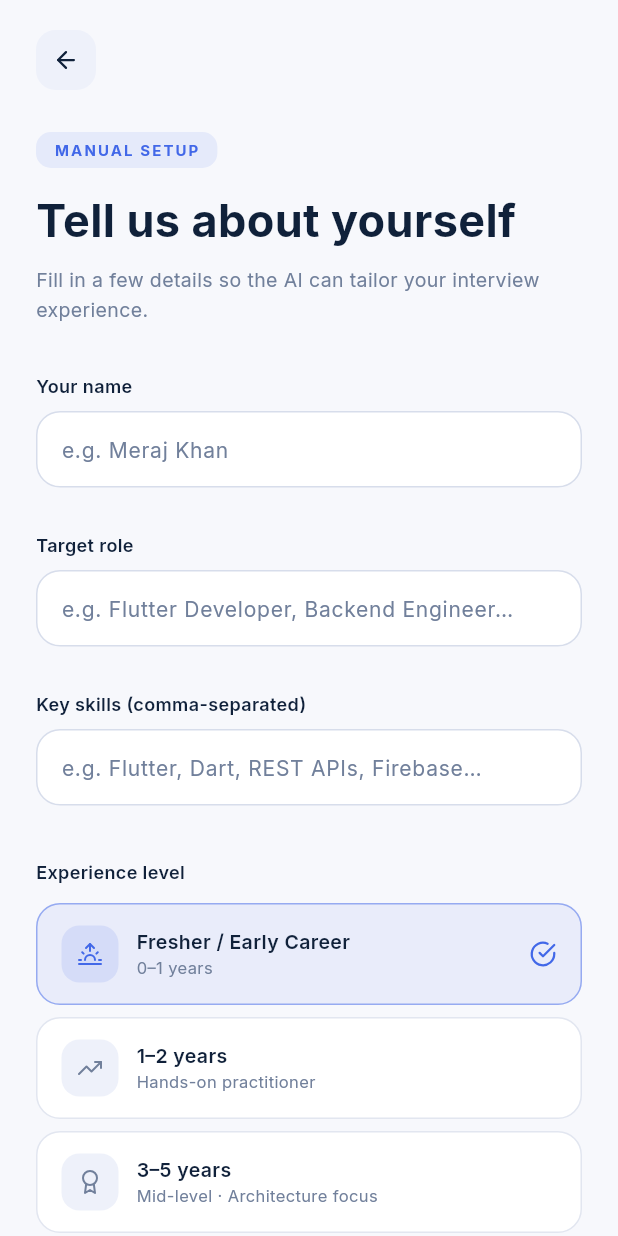
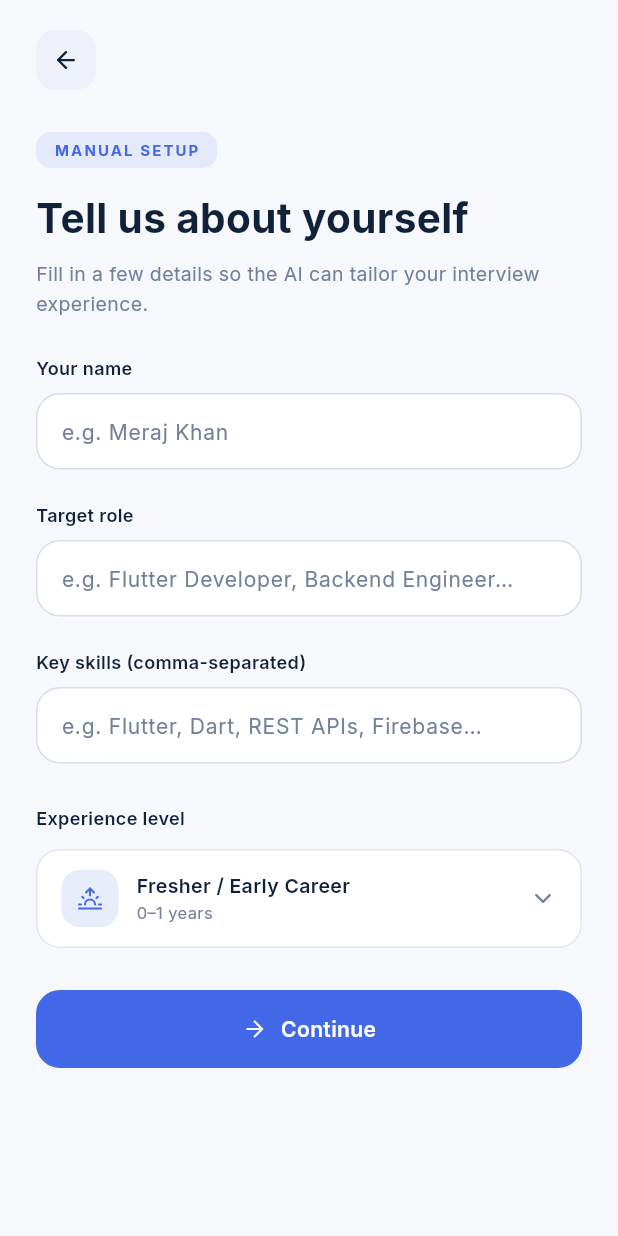
Before and after one commit to meraj15/AI-Mock-Interview, a Flutter app: the ManualProfilePage screen opened directly, on a phone screen of 412 x 824 dp. Run offline on Flutter 3.47's test engine with Material 3 defaults, Android fonts, the light colour scheme and no system bars; our stand-ins replace feather_icons, file_picker, google_fonts, shared_preferences; accounts and stored records are empty.

Commit message:
feat: Refactor experience selection to use a dropdown menu and adjust layout spacing

```diff
--- a/lib/features/onboarding/presentation/pages/manual_profile_page.dart
+++ b/lib/features/onboarding/presentation/pages/manual_profile_page.dart
@@ -154,7 +154,7 @@ class _ManualProfilePageState extends State<ManualProfilePage> {
               const SizedBox(height: 14),
               Text(
                 'Tell us about yourself',
-                style: AppTypography.bold(30, color: colors.foreground),
+                style: AppTypography.bold(27, color: colors.foreground),
               ),
               const SizedBox(height: 8),
               Text(
@@ -166,7 +166,7 @@ class _ManualProfilePageState extends State<ManualProfilePage> {
                 ),
               ),
 
-              const SizedBox(height: 32),
+              const SizedBox(height: 24),
 
               // Name field
               Text(
@@ -179,7 +179,7 @@ class _ManualProfilePageState extends State<ManualProfilePage> {
                 placeholder: 'e.g. Meraj Khan',
               ),
 
-              const SizedBox(height: 18),
+              const SizedBox(height: 10),
 
               // Role field
               Text(
@@ -192,7 +192,7 @@ class _ManualProfilePageState extends State<ManualProfilePage> {
                 placeholder: 'e.g. Flutter Developer, Backend Engineer…',
               ),
 
-              const SizedBox(height: 18),
+              const SizedBox(height: 10),
 
               // Skills field
               Text(
@@ -205,7 +205,7 @@ class _ManualProfilePageState extends State<ManualProfilePage> {
                 placeholder: 'e.g. Flutter, Dart, REST APIs, Firebase…',
               ),
 
-              const SizedBox(height: 24),
+              const SizedBox(height: 16),
 
               // Experience level
               Text(
@@ -213,58 +213,70 @@ class _ManualProfilePageState extends State<ManualProfilePage> {
                 style: AppTypography.semiBold(12, color: colors.foreground),
               ),
               const SizedBox(height: 12),
+              _buildExperienceDropdown(colors),
 
-              ..._experienceOptions.map((opt) {
-                final label = opt['label'] as String;
-                final detail = opt['detail'] as String;
-                final icon = opt['icon'] as IconData;
-                final isSelected = _selectedExperience == label;
+              const SizedBox(height: 28),
 
-                return Padding(
-                  padding: const EdgeInsets.only(bottom: 8.0),
-                  child: Material(
-                    color: Colors.transparent,
-                    child: InkWell(
-                      onTap: () => setState(() => _selectedExperience = label),
-                      borderRadius: BorderRadius.circular(16),
-                      child: Ink(
-                        padding: const EdgeInsets.symmetric(
-                          horizontal: 16,
-                          vertical: 14,
+              AppButton(
+                label: 'Continue',
+                icon: FeatherIcons.arrowRight,
+                isLoading: _isSubmitting,
+                onPress: _submit,
               ),
-                        decoration: BoxDecoration(
-                          color: isSelected
-                              ? colors.primary.withValues(alpha: 0.08)
-                              : colors.card,
-                          borderRadius: BorderRadius.circular(16),
-                          border: Border.all(
-                            color: isSelected
-                                ? colors.primary.withValues(alpha: 0.5)
-                                : colors.border,
+
+              const SizedBox(height: 32),
+            ],
           ),
         ),
+      ),
+    );
+  }
+
+  Widget _buildExperienceDropdown(AppColorScheme colors) {
+    final selectedOption = _experienceOptions.firstWhere(
+      (option) => option['label'] == _selectedExperience,
+    );
+    final selectedIcon = selectedOption['icon'] as IconData;
+    final selectedDetail = selectedOption['detail'] as String;
+
+    return PopupMenuButton<String>(
+      onSelected: (value) => setState(() => _selectedExperience = value),
+      offset: const Offset(0, 56),
+      color: colors.card,
+      elevation: 8,
+      shape: RoundedRectangleBorder(borderRadius: BorderRadius.circular(16)),
+      padding: EdgeInsets.zero,
+      constraints: const BoxConstraints(minWidth: 280),
+      itemBuilder: (context) => _experienceOptions.map((option) {
+        final label = option['label'] as String;
+        final detail = option['detail'] as String;
+        final icon = option['icon'] as IconData;
+        final isSelected = label == _selectedExperience;
+
+        return PopupMenuItem<String>(
+          value: label,
+          height: 68,
           child: Row(
             children: [
               Container(
-                              width: 38,
-                              height: 38,
+                width: 36,
+                height: 36,
                 decoration: BoxDecoration(
                   color: isSelected
                       ? colors.primary.withValues(alpha: 0.12)
                       : colors.secondary,
-                                borderRadius: BorderRadius.circular(12),
+                  borderRadius: BorderRadius.circular(11),
                 ),
                 child: Icon(
                   icon,
                   size: 16,
-                                color: isSelected
-                                    ? colors.primary
-                                    : colors.mutedForeground,
+                  color: isSelected ? colors.primary : colors.mutedForeground,
                 ),
               ),
               const SizedBox(width: 12),
               Expanded(
                 child: Column(
+                  mainAxisAlignment: MainAxisAlignment.center,
                   crossAxisAlignment: CrossAxisAlignment.start,
                   children: [
                     Text(
@@ -285,31 +297,55 @@ class _ManualProfilePageState extends State<ManualProfilePage> {
                 ),
               ),
               if (isSelected)
-                              Icon(
-                                FeatherIcons.checkCircle,
-                                size: 18,
-                                color: colors.primary,
+                Icon(FeatherIcons.check, size: 17, color: colors.primary),
+            ],
+          ),
+        );
+      }).toList(),
+      child: Container(
+        width: double.infinity,
+        padding: const EdgeInsets.symmetric(horizontal: 16, vertical: 13),
+        decoration: BoxDecoration(
+          color: colors.card,
+          borderRadius: BorderRadius.circular(16),
+          border: Border.all(color: colors.border),
+        ),
+        child: Row(
+          children: [
+            Container(
+              width: 38,
+              height: 38,
+              decoration: BoxDecoration(
+                color: colors.primary.withValues(alpha: 0.12),
+                borderRadius: BorderRadius.circular(12),
+              ),
+              child: Icon(selectedIcon, size: 16, color: colors.primary),
+            ),
+            const SizedBox(width: 12),
+            Expanded(
+              child: Column(
+                crossAxisAlignment: CrossAxisAlignment.start,
+                children: [
+                  Text(
+                    _selectedExperience,
+                    style: AppTypography.semiBold(13, color: colors.foreground),
+                  ),
+                  Text(
+                    selectedDetail,
+                    style: AppTypography.regular(
+                      11,
+                      color: colors.mutedForeground,
+                    ),
                   ),
                 ],
               ),
             ),
+            Icon(
+              FeatherIcons.chevronDown,
+              size: 18,
+              color: colors.mutedForeground,
             ),
-                  ),
-                );
-              }),
-
-              const SizedBox(height: 28),
-
-              AppButton(
-                label: 'Continue',
-                icon: FeatherIcons.arrowRight,
-                isLoading: _isSubmitting,
-                onPress: _submit,
-              ),
-
-              const SizedBox(height: 32),
           ],
-          ),
         ),
       ),
     );
```
Lines whose indentation alone changed are shown as unchanged.
